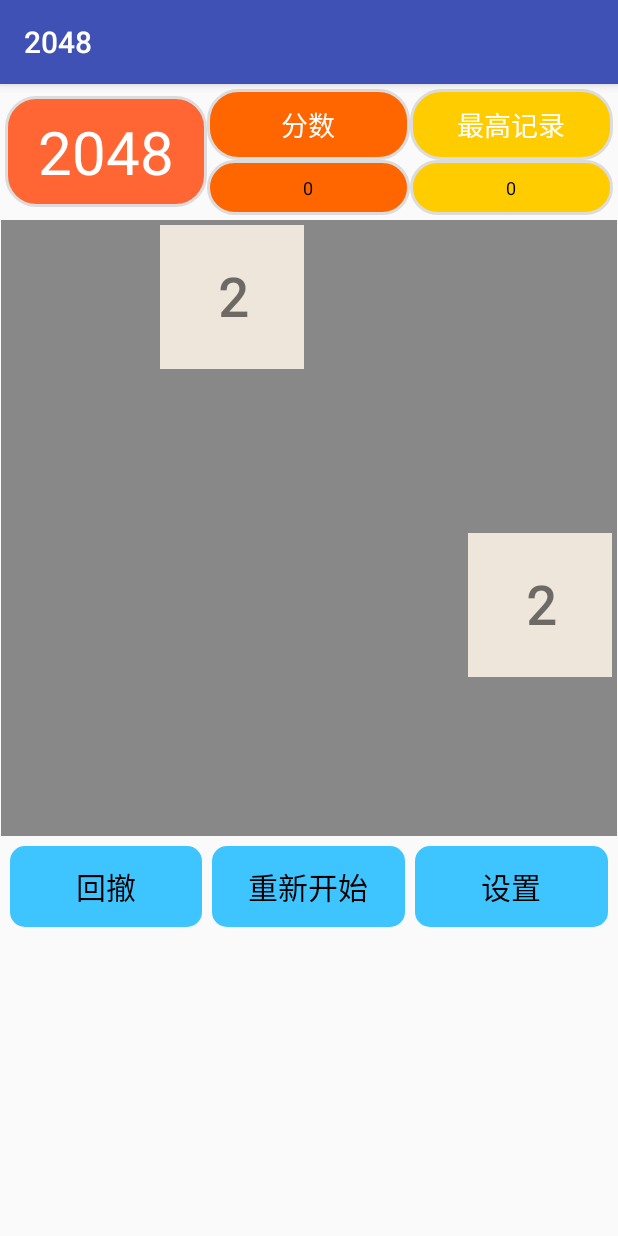
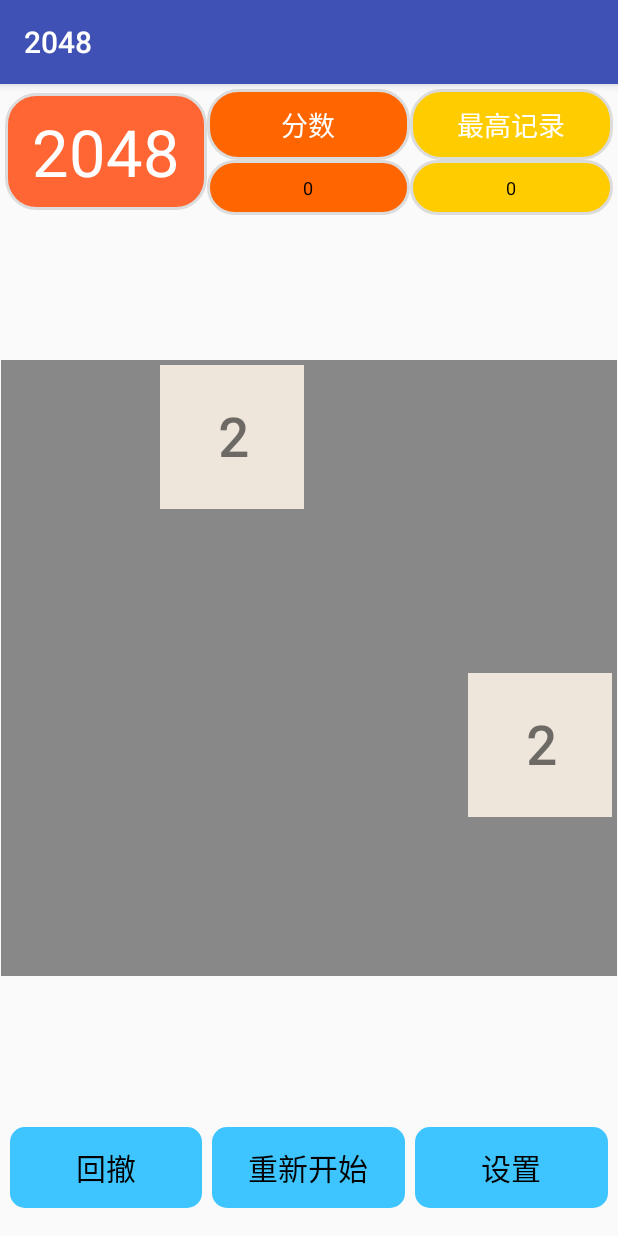
Before and after one commit to Serene-Seven/2048, an Android app: the MainActivity screen opened directly, with no data from a screen before it, after a tap on "重新开始", on a phone screen of 412 x 824 dp. Run offline under Robolectric (Android 15) with nearby library versions, the phone set to English and light mode, and no system bars.

Commit message:
优化界面显示

```diff
--- a/app/src/main/java/com/example/g2048/Activity/MainActivity.java
+++ b/app/src/main/java/com/example/g2048/Activity/MainActivity.java
@@ -4,13 +4,14 @@ import android.content.Intent;
 import android.os.Bundle;
 import android.support.v7.app.AppCompatActivity;
 import android.view.View;
+import android.view.WindowManager;
 import android.widget.Button;
 import android.widget.RelativeLayout;
 import android.widget.TextView;
 
-import com.example.g2048.Setting.Config;
 import com.example.g2048.Component.GameView;
 import com.example.g2048.R;
+import com.example.g2048.Setting.Config;
 
 public class MainActivity extends AppCompatActivity  implements View.OnClickListener {
 
@@ -50,11 +51,11 @@ public class MainActivity extends AppCompatActivity  implements View.OnClickList
     protected void onCreate(Bundle savedInstanceState) {
         super.onCreate(savedInstanceState);
         setContentView(R.layout.activity_main);
+        getWindow().addFlags(WindowManager.LayoutParams.FLAG_TRANSLUCENT_NAVIGATION);
         // 初始化View
         mTvScore = (TextView) findViewById(R.id.score);
         mTvGoal = (TextView) findViewById(R.id.goal);
         mTvHighScore = (TextView) findViewById(R.id.record);
-        //mGameView = (GameView) findViewById(R.id.game_view);
         // 三个按钮以及绑定按钮事件
         mBtnRestart = (Button) findViewById(R.id.btn_restart);
         mBtnRevert = (Button) findViewById(R.id.btn_revert);
--- a/app/src/main/java/com/example/g2048/Component/GameView.java
+++ b/app/src/main/java/com/example/g2048/Component/GameView.java
@@ -53,27 +53,27 @@ public class GameView extends GridLayout implements View.OnTouchListener {
     public GameView(Context context) {
         super(context);
         initGameMatrix();
-        initGameView(Config.mItemSize);
+        initGameView(Config.mItemWidth, Config.mItemHeight);
     }
 
     public GameView(Context context, AttributeSet attrs) {
         super(context, attrs);
         initGameMatrix();
-        initGameView(Config.mItemSize);
+        initGameView(Config.mItemWidth, Config.mItemHeight);
     }
 
     public void startGame() {
         initGameMatrix();
-        initGameView(Config.mItemSize);
+        initGameView(Config.mItemWidth, Config.mItemHeight);
     }
 
-    private void initGameView(int cardSize) {
+    private void initGameView(int mItemWidth, int mItemHeight) {
         removeAllViews();
         GameItem card;
         for (int i = 0; i < mGameLines; i++) {
             for (int j = 0; j < mGameLines; j++) {
                 card = new GameItem(getContext(), 0);
-                addView(card, cardSize, cardSize);
+                addView(card, mItemWidth, mItemHeight);
                 // 初始化GameMatrix全部为0 空格List为所有
                 mGameMatrix[i][j] = card;
                 mBlanks.add(new Point(i, j));
@@ -152,7 +152,6 @@ public class GameView extends GridLayout implements View.OnTouchListener {
 
     /**
      * 检查添加的数是否是指定的数
-     *
      * @param num num
      * @return 添加的数
      */
@@ -203,7 +202,8 @@ public class GameView extends GridLayout implements View.OnTouchListener {
                 Context.WINDOW_SERVICE);
         Display display = wm.getDefaultDisplay();
         display.getMetrics(metrics);
-        Config.mItemSize = metrics.widthPixels / Config.mGameLines;
+        Config.mItemWidth = metrics.widthPixels / Config.mGameLines;
+        Config.mItemHeight = metrics.widthPixels / Config.mGameLines;
     }
 
     @Override
--- a/app/src/main/java/com/example/g2048/Setting/Config.java
+++ b/app/src/main/java/com/example/g2048/Setting/Config.java
@@ -15,12 +15,14 @@ public class Config extends Application {
     public static int mGameGoal;
     // GameView行列数
     public static int mGameLines;
-    // Item宽高
-    public static int mItemSize;
+    // Item宽
+    public static int mItemWidth;
     // 记录分数
     public static int SCORE = 0;
     // 记录最高记录
     //public static int mGameRecod;
+    // Item高
+    public static int mItemHeight;
 
     public static String SP_HIGH_SCORE = "SP_HIGHSCORE";
     public static String KEY_HIGH_SCORE = "KEY_HighScore";
@@ -35,6 +37,7 @@ public class Config extends Application {
         mGameLines = mSp.getInt(KEY_GAME_LINES, 4);
         mGameGoal = mSp.getInt(KEY_GAME_GOAL, 2048);
         //mGameRecod = mSp.getInt(KEY_HIGH_SCORE, 0);
-        mItemSize = 0;
+        mItemWidth = 0;
+        mItemHeight = 0;
     }
 }
--- a/app/src/main/res/layout/activity_main.xml
+++ b/app/src/main/res/layout/activity_main.xml
@@ -3,14 +3,16 @@
     android:id="@+id/container"
     android:layout_width="match_parent"
     android:layout_height="match_parent"
-    android:orientation="vertical" >
+    android:orientation="vertical"
+    android:fitsSystemWindows="true" >
 
     <include layout="@layout/status" />
 
     <FrameLayout
         android:id="@+id/game_panel"
         android:layout_width="match_parent"
-        android:layout_height="wrap_content">
+        android:layout_height="0dp"
+        android:layout_weight="1">
 
         <RelativeLayout
             android:id="@+id/game_panel_rl"
--- a/app/src/main/res/layout/bottom.xml
+++ b/app/src/main/res/layout/bottom.xml
@@ -4,7 +4,8 @@
     android:layout_height="wrap_content"
     android:gravity="center"
     style="?android:attr/buttonBarStyle"
-    android:padding="3dp">
+    android:padding="3dp"
+    android:layout_marginBottom="12dp">
 
     <Button
         android:id="@+id/btn_revert"
--- a/app/src/main/res/layout/status.xml
+++ b/app/src/main/res/layout/status.xml
@@ -13,12 +13,12 @@
             android:id="@+id/goal"
             android:layout_width="wrap_content"
             android:layout_height="wrap_content"
-            android:gravity="center"
-            android:textSize="40sp"
-            android:textColor="#fff"
             android:layout_centerInParent="true"
             android:background="@drawable/text"
-            />
+            android:gravity="center"
+            android:textSize="43sp"
+            android:textColor="#ffffffff"
+            android:text="2048" />
 
     </RelativeLayout>
 
@@ -50,7 +50,8 @@
                 android:gravity="center"
                 android:textColor="#ff000000"
                 android:textSize="12sp"
-                android:background="@drawable/score" />
+                android:background="@drawable/score"
+                android:text="11156" />
 
         </LinearLayout>
 
@@ -84,7 +85,8 @@
                 android:gravity="center"
                 android:textColor="#ff000000"
                 android:textSize="12sp"
-                android:background="@drawable/record" />
+                android:background="@drawable/record"
+                android:text="10858"/>
 
         </LinearLayout>
 
```
